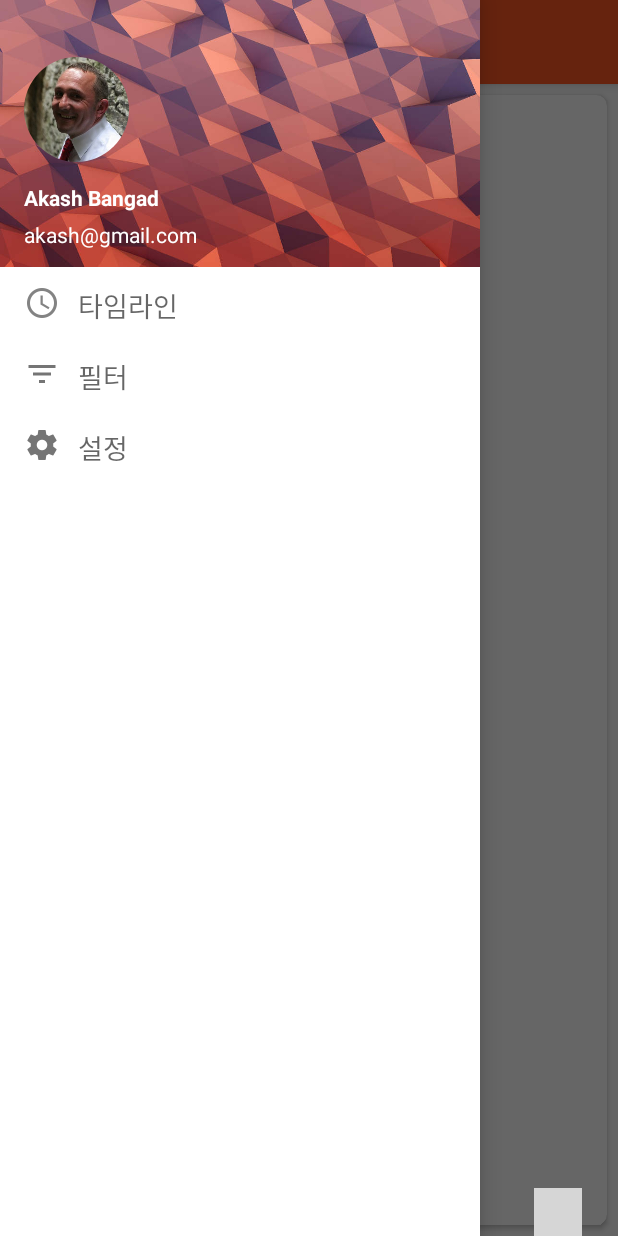
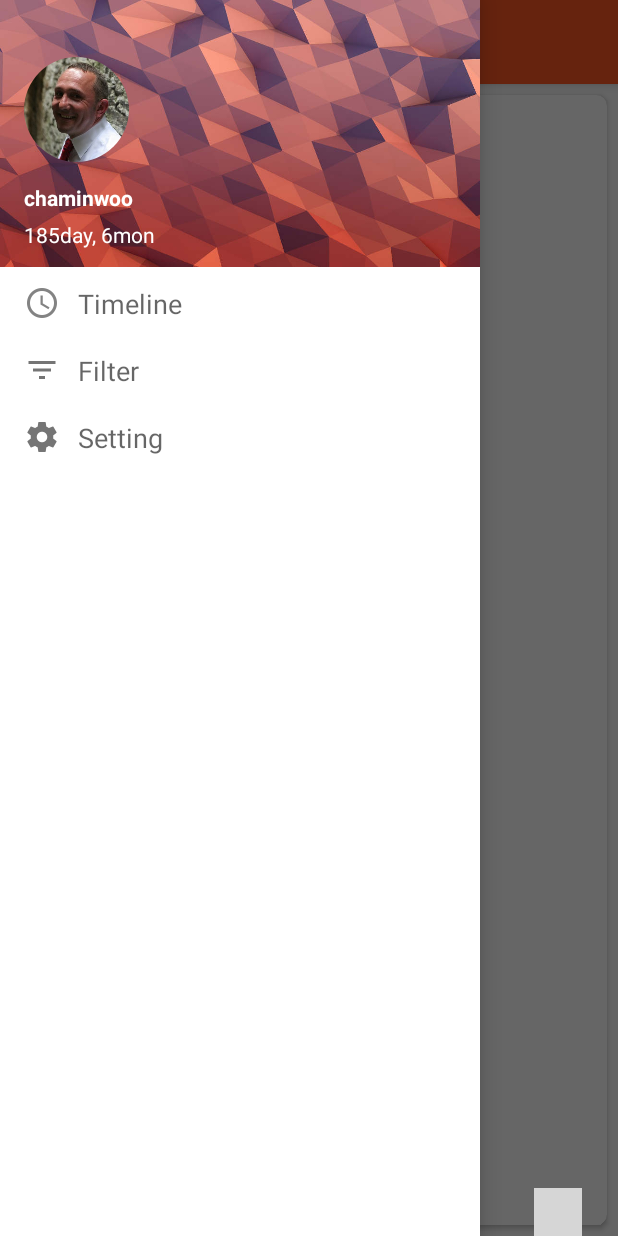
Before and after one commit to teddy-cha/Infantree_Android, an Android app: the screen it shows after launch (HomeActivity), with the side drawer open, on a phone screen of 412 x 824 dp. Run offline under Robolectric (Android 15) with nearby library versions, the light colour scheme and no system bars; our stand-ins replace CircleImageView; libraries missing offline, so code that uses them is left out: org.lucasr.twowayview; plain views replace ButtonFloat; 2 statements that could not run were skipped; grey boxes are pictures that could not be loaded.

Commit message:
Navigation Header View error solved

```diff
--- a/app/src/main/java/com/example/viz/infantree/Home/HomeActivity.java
+++ b/app/src/main/java/com/example/viz/infantree/Home/HomeActivity.java
@@ -12,19 +12,10 @@ import android.view.View;
 
 import com.example.viz.infantree.home.navigation.HomeNavigationAdapter;
 import com.example.viz.infantree.R;
+import com.example.viz.infantree.model.UserModel;
 
 // ActionBarActivity -> appcompat 사용
 public class HomeActivity extends ActionBarActivity {
-
-    // nav home_row_item 들어갈 내용
-    String TITLES[] = {"타임라인", "필터", "설정"};
-    int ICONS[] = {R.drawable.ic_access_time_grey600_24dp,
-            R.drawable.ic_filter_list_grey600_24dp,
-            R.drawable.ic_settings_grey600_24dp};
-
-    String NAME = "차민우";
-    String AGE = "185일, 6개월";
-    int PROFILE = R.drawable.aka;
 
     private Toolbar toolbar;
 
@@ -43,23 +34,25 @@ public class HomeActivity extends ActionBarActivity {
         super.onCreate(savedInstanceState);
         setContentView(R.layout.home_main);
 
+//      <<------------TESTDATAMODEL------------->>
+        UserModel test_model = new UserModel("chaminwoo", "185day, 6mon", R.drawable.aka);
+
+//      <<---------------TIMELINE--------------->>
         recyclerView = (RecyclerView)findViewById(R.id.home_recycler_view);
         recyclerView.setLayoutManager(new LinearLayoutManager(this));
         recyclerView.setItemAnimator(new DefaultItemAnimator());
-
         homeAdapter = new HomeAdapter(R.layout.home_row, this);
         recyclerView.setAdapter(homeAdapter);
 
+//      <<---------------TOOLBAR---------------->>
         toolbar = (Toolbar) findViewById(R.id.tool_bar);
         setSupportActionBar(toolbar); // 툴바를 액션바로 설정함
         getSupportActionBar().setDisplayShowTitleEnabled(false); // 기본 액션바 타이틀 안 나오게 함, 타이틀을 툴바에서 처리
 
         mRecyclerView = (RecyclerView) findViewById(R.id.RecyclerView);
         mRecyclerView.setHasFixedSize(true);
-
-        mAdapter = new HomeNavigationAdapter(TITLES, ICONS, NAME, AGE, PROFILE);
+        mAdapter = new HomeNavigationAdapter(test_model);
         mRecyclerView.setAdapter(mAdapter);
-
         mLayoutManager = new LinearLayoutManager(this);
         mRecyclerView.setLayoutManager(mLayoutManager);
 
@@ -79,13 +72,5 @@ public class HomeActivity extends ActionBarActivity {
 
         drawer.setDrawerListener(mDrawerToggle);
         mDrawerToggle.syncState();
-
-
-//        recyclerViewe = (RecyclerView)findViewById(R.id.home_recycler_view);
-//        recyclerViewe.setLayoutManager(new LinearLayoutManager(this));
-//        recyclerViewe.setItemAnimator(new DefaultItemAnimator());
-//
-//        homeAdapter = new HomeAdapter(R.layout.home_row, this);
-//        mRecyclerView.setAdapter(homeAdapter);
     }
 }
--- a/app/src/main/java/com/example/viz/infantree/Home/HomeAdapter.java
+++ b/app/src/main/java/com/example/viz/infantree/Home/HomeAdapter.java
@@ -26,11 +26,6 @@ public class HomeAdapter extends RecyclerView.Adapter<HomeAdapter.ViewHolder> {
         public ViewHolder(View itemView) {
             super(itemView);
             spannable = (TwoWayView) itemView.findViewById(R.id.spannable_grid);
-//            RelativeLayout.LayoutParams mParams;
-//            mParams = (RelativeLayout.LayoutParams) spannable.getLayoutParams();
-//            mParams.height = (int) TypedValue.applyDimension(TypedValue.COMPLEX_UNIT_DIP, 230, itemView.getResources().getDisplayMetrics());
-//            spannable.setLayoutParams((mParams));
-//            spannable.postInvalidate();
         }
     }
 
--- a/app/src/main/java/com/example/viz/infantree/Home/navigation/HomeNavigationAdapter.java
+++ b/app/src/main/java/com/example/viz/infantree/Home/navigation/HomeNavigationAdapter.java
@@ -8,6 +8,7 @@ import android.widget.ImageView;
 import android.widget.TextView;
 
 import com.example.viz.infantree.R;
+import com.example.viz.infantree.model.UserModel;
 
 /**
  * Created by viz on 2015. 3. 31..
@@ -24,13 +25,15 @@ public class HomeNavigationAdapter extends RecyclerView.Adapter<HomeNavigationAd
     private String age;
     private int profile;
 
-    public HomeNavigationAdapter(String TITLES[], int ICONS[], String name, String age, int profile) {
-        mNavTitles = TITLES;
-        mIcons = ICONS;
+    public HomeNavigationAdapter(UserModel userModel) {
+        this.mNavTitles = new String[]{"Timeline", "Filter", "Setting"};
+        this.mIcons = new int[]{R.drawable.ic_access_time_grey600_24dp,
+                R.drawable.ic_filter_list_grey600_24dp,
+                R.drawable.ic_settings_grey600_24dp};
 
-        this.name = name;
-        this.age = age;
-        this.profile = profile;
+        this.name = userModel.getName();
+        this.age = userModel.getAge();
+        this.profile = userModel.getProfile();
     }
 
     // 내부 클래스 - 뷰의 아이디와 뷰에 필요한 정보를 가지고 있는 홀더
@@ -99,9 +102,10 @@ public class HomeNavigationAdapter extends RecyclerView.Adapter<HomeNavigationAd
         }
 
         // 헤더 뷰홀더의 디스플레이
-        else if (holder.HolderId == 2) {
+        else if (holder.HolderId == 0) {
             holder.ivProfile.setImageResource(profile);
             holder.tvName.setText(name);
+            String test = (String) holder.tvName.getText();
             holder.tvAge.setText(age);
         }
     }
--- /dev/null
+++ b/app/src/main/java/com/example/viz/infantree/model/NavigationModel.java
@@ -0,0 +1,44 @@
+package com.example.viz.infantree.model;
+
+/**
+ * Created by chayongbin on 15. 4. 8..
+ */
+public class NavigationModel {
+    private String titles[];
+    private int icons[];
+    private int profile;
+
+    public String[] getTitles() {
+        return titles;
+    }
+
+    public void setTitles(String[] titles) {
+        this.titles = titles;
+    }
+
+    public int[] getIcons() {
+        return icons;
+    }
+
+    public void setIcons(int[] icons) {
+        this.icons = icons;
+    }
+
+    public int getProfile() {
+        return profile;
+    }
+
+    public void setProfile(int profile) {
+        this.profile = profile;
+    }
+}
+
+
+//String TITLES[] = {"타임라인", "필터", "설정"};
+//int ICONS[] = {R.drawable.ic_access_time_grey600_24dp,
+//        R.drawable.ic_filter_list_grey600_24dp,
+//        R.drawable.ic_settings_grey600_24dp};
+//
+//String NAME = "차민우";
+//String AGE = "185일, 6개월";
+//int PROFILE = R.drawable.aka;
--- /dev/null
+++ b/app/src/main/java/com/example/viz/infantree/model/UserModel.java
@@ -0,0 +1,28 @@
+package com.example.viz.infantree.model;
+
+/**
+ * Created by chayongbin on 15. 4. 8..
+ */
+public class UserModel {
+    private String name;
+    private String age;
+    private int profile;
+
+    public UserModel (String name, String age, int profile) {
+        this.name = name;
+        this.age = age;
+        this.profile = profile;
+    }
+
+    public String getName() {
+        return name;
+    }
+
+    public String getAge() {
+        return age;
+    }
+
+    public int getProfile() {
+        return profile;
+    }
+}
--- a/app/src/main/res/layout/home_header.xml
+++ b/app/src/main/res/layout/home_header.xml
@@ -20,7 +20,6 @@
             android:layout_height="wrap_content"
             android:layout_marginLeft="16dp"
             android:textColor="#ffffff"
-            android:text="Akash Bangad"
             android:textSize="14sp"
             android:textStyle="bold" />
 
@@ -31,7 +30,6 @@
             android:textColor="#ffffff"
             android:layout_marginLeft="16dp"
             android:layout_marginTop="5dp"
-            android:text="akash@gmail.com"
             android:textSize="14sp"
             android:textStyle="normal" />
 
@@ -47,3 +45,6 @@
 
 
 </RelativeLayout>
+
+    <!--android:text="Akash Bangad"-->
+    <!--android:text="akash@gmail.com"-->
```
